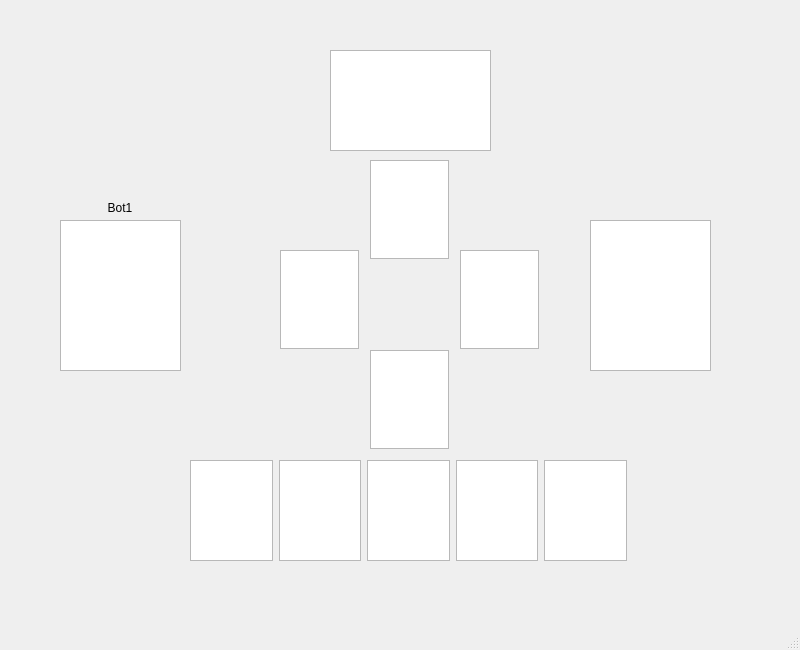
The window that ui/tarot.ui (thomas40510/ProjetInfoS2) describes before a commit, drawn with Qt 5.
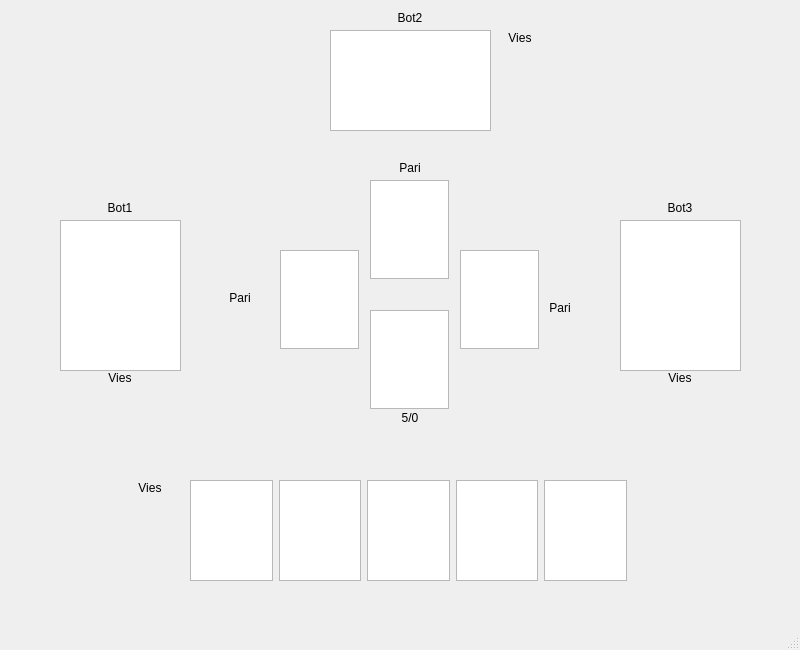
The same window after the commit.

```diff
--- a/ui/tarot.ui
+++ b/ui/tarot.ui
@@ -18,7 +18,7 @@
     <property name="geometry">
      <rect>
       <x>190</x>
-      <y>460</y>
+      <y>480</y>
       <width>437</width>
       <height>101</height>
      </rect>
@@ -45,7 +45,7 @@
     <property name="geometry">
      <rect>
       <x>370</x>
-      <y>350</y>
+      <y>310</y>
       <width>79</width>
       <height>99</height>
      </rect>
@@ -65,7 +65,7 @@
     <property name="geometry">
      <rect>
       <x>370</x>
-      <y>160</y>
+      <y>180</y>
       <width>79</width>
       <height>99</height>
      </rect>
@@ -95,7 +95,7 @@
     <property name="geometry">
      <rect>
       <x>330</x>
-      <y>50</y>
+      <y>30</y>
       <width>161</width>
       <height>101</height>
      </rect>
@@ -104,7 +104,7 @@
    <widget class="QGraphicsView" name="b3Deck">
     <property name="geometry">
      <rect>
-      <x>590</x>
+      <x>620</x>
       <y>220</y>
       <width>121</width>
       <height>151</height>
@@ -127,6 +127,166 @@
      <set>Qt::AlignCenter</set>
     </property>
    </widget>
+   <widget class="QLabel" name="pVies">
+    <property name="geometry">
+     <rect>
+      <x>120</x>
+      <y>480</y>
+      <width>60</width>
+      <height>16</height>
+     </rect>
+    </property>
+    <property name="text">
+     <string>Vies</string>
+    </property>
+    <property name="alignment">
+     <set>Qt::AlignCenter</set>
+    </property>
+   </widget>
+   <widget class="QLabel" name="pBet">
+    <property name="geometry">
+     <rect>
+      <x>380</x>
+      <y>410</y>
+      <width>60</width>
+      <height>16</height>
+     </rect>
+    </property>
+    <property name="text">
+     <string>5/0</string>
+    </property>
+    <property name="alignment">
+     <set>Qt::AlignCenter</set>
+    </property>
+   </widget>
+   <widget class="QLabel" name="b1Bet">
+    <property name="geometry">
+     <rect>
+      <x>210</x>
+      <y>290</y>
+      <width>60</width>
+      <height>16</height>
+     </rect>
+    </property>
+    <property name="text">
+     <string>Pari</string>
+    </property>
+    <property name="alignment">
+     <set>Qt::AlignCenter</set>
+    </property>
+   </widget>
+   <widget class="QLabel" name="b2Bet">
+    <property name="geometry">
+     <rect>
+      <x>380</x>
+      <y>160</y>
+      <width>60</width>
+      <height>16</height>
+     </rect>
+    </property>
+    <property name="text">
+     <string>Pari</string>
+    </property>
+    <property name="alignment">
+     <set>Qt::AlignCenter</set>
+    </property>
+   </widget>
+   <widget class="QLabel" name="b3Bet">
+    <property name="geometry">
+     <rect>
+      <x>530</x>
+      <y>300</y>
+      <width>60</width>
+      <height>16</height>
+     </rect>
+    </property>
+    <property name="text">
+     <string>Pari</string>
+    </property>
+    <property name="alignment">
+     <set>Qt::AlignCenter</set>
+    </property>
+   </widget>
+   <widget class="QLabel" name="b1Vies">
+    <property name="geometry">
+     <rect>
+      <x>90</x>
+      <y>370</y>
+      <width>60</width>
+      <height>16</height>
+     </rect>
+    </property>
+    <property name="text">
+     <string>Vies</string>
+    </property>
+    <property name="alignment">
+     <set>Qt::AlignCenter</set>
+    </property>
+   </widget>
+   <widget class="QLabel" name="label_8">
+    <property name="geometry">
+     <rect>
+      <x>380</x>
+      <y>10</y>
+      <width>60</width>
+      <height>16</height>
+     </rect>
+    </property>
+    <property name="text">
+     <string>Bot2</string>
+    </property>
+    <property name="alignment">
+     <set>Qt::AlignCenter</set>
+    </property>
+   </widget>
+   <widget class="QLabel" name="b2Vies">
+    <property name="geometry">
+     <rect>
+      <x>490</x>
+      <y>30</y>
+      <width>60</width>
+      <height>16</height>
+     </rect>
+    </property>
+    <property name="text">
+     <string>Vies</string>
+    </property>
+    <property name="alignment">
+     <set>Qt::AlignCenter</set>
+    </property>
+   </widget>
+   <widget class="QLabel" name="label_10">
+    <property name="geometry">
+     <rect>
+      <x>650</x>
+      <y>200</y>
+      <width>60</width>
+      <height>16</height>
+     </rect>
+    </property>
+    <property name="text">
+     <string>Bot3</string>
+    </property>
+    <property name="alignment">
+     <set>Qt::AlignCenter</set>
+    </property>
+   </widget>
+   <widget class="QLabel" name="b3Vies">
+    <property name="geometry">
+     <rect>
+      <x>650</x>
+      <y>370</y>
+      <width>60</width>
+      <height>16</height>
+     </rect>
+    </property>
+    <property name="text">
+     <string>Vies</string>
+    </property>
+    <property name="alignment">
+     <set>Qt::AlignCenter</set>
+    </property>
+   </widget>
   </widget>
   <widget class="QMenuBar" name="menubar">
    <property name="geometry">
```
